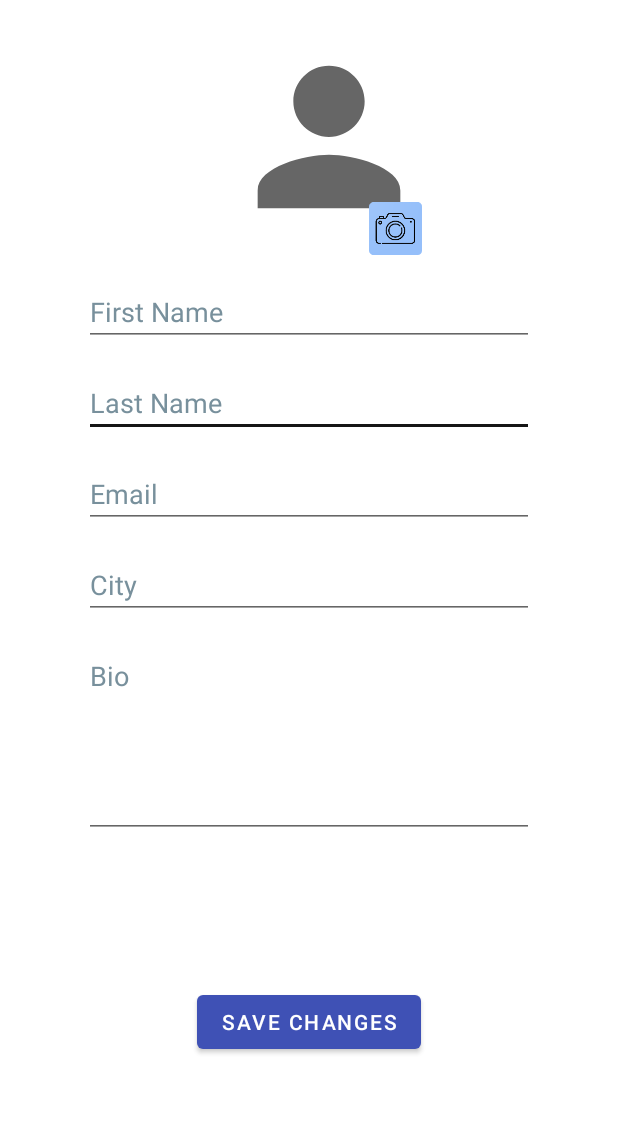
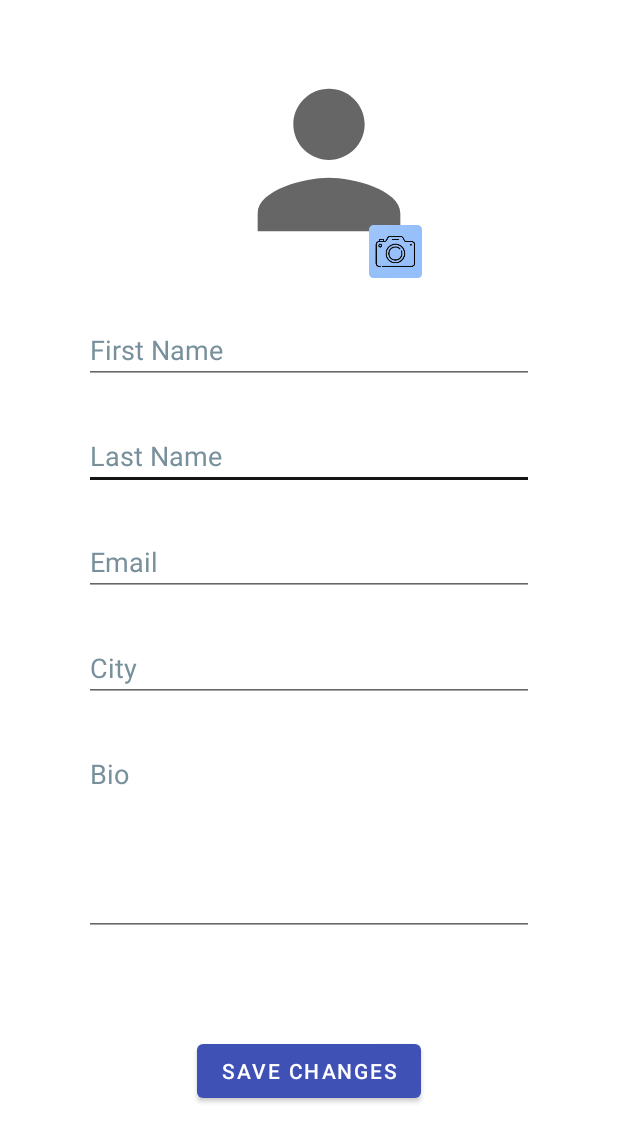
Before and after one commit to EventWithMe/EventWithMe, an Android app: the EditProfileActivity screen opened directly, with no data from a screen before it, on a phone screen of 412 x 824 dp. Shown: the top 1142 px of the screen. Run offline under Robolectric (Android 15) with nearby library versions, the phone set to English and light mode, and no system bars; libraries missing offline, so code that uses them is left out: com.parse; network calls fail; pictures from the network do not load; Roboto replaces fonts that are not available here; 7 statements that could not run were skipped.

```diff
--- a/app/src/main/res/layout/activity_edit_profile.xml
+++ b/app/src/main/res/layout/activity_edit_profile.xml
@@ -11,7 +11,7 @@
         android:id="@+id/editTextLastName"
         android:layout_width="300dp"
         android:layout_height="wrap_content"
-        android:layout_marginTop="15dp"
+        android:layout_marginTop="25dp"
         android:hint="@string/edit_profile_activity_hint_last_name"
         android:importantForAutofill="no"
         android:inputType="textPersonName"
@@ -24,7 +24,7 @@
         android:id="@+id/editTextFirstName"
         android:layout_width="300dp"
         android:layout_height="wrap_content"
-        android:layout_marginTop="15dp"
+        android:layout_marginTop="25dp"
         android:hint="@string/edit_profile_activity_hint_first_name"
         android:importantForAutofill="no"
         android:inputType="textPersonName"
@@ -37,7 +37,7 @@
         android:id="@+id/editTextEmail"
         android:layout_width="300dp"
         android:layout_height="wrap_content"
-        android:layout_marginTop="15dp"
+        android:layout_marginTop="25dp"
         android:hint="@string/edit_profile_activity_hint_email"
         android:importantForAutofill="no"
         android:inputType="textEmailAddress"
@@ -50,7 +50,7 @@
         android:id="@+id/editTextCity"
         android:layout_width="300dp"
         android:layout_height="wrap_content"
-        android:layout_marginTop="15dp"
+        android:layout_marginTop="25dp"
         android:hint="@string/edit_profile_activity_hint_city"
         android:importantForAutofill="no"
         android:inputType="textPersonName"
@@ -73,6 +73,7 @@
         android:id="@+id/editTextBio"
         android:layout_width="300dp"
         android:layout_height="wrap_content"
+        android:layout_marginTop="25dp"
         android:gravity="start|top"
         android:hint="@string/edit_profile_activity_hint_bio"
         android:importantForAutofill="no"
@@ -81,13 +82,13 @@
         android:textColorHint="#78909C"
         app:layout_constraintEnd_toEndOf="parent"
         app:layout_constraintStart_toStartOf="parent"
-        app:layout_constraintTop_toBottomOf="@+id/editTextCity"
-        android:layout_marginTop="15dp" />
+        app:layout_constraintTop_toBottomOf="@+id/editTextCity" />
 
     <RelativeLayout
         android:id="@+id/layoutEditProfilePicture"
         android:layout_width="@dimen/profile_fragment_pfp_width"
         android:layout_height="@dimen/profile_fragment_pfp_height"
+        android:layout_marginTop="15dp"
         app:layout_constraintEnd_toEndOf="parent"
         app:layout_constraintStart_toStartOf="parent"
         app:layout_constraintTop_toTopOf="parent">
```
Also changed, not shown: app/src/main/java/com/example/eventwithus/fragments/RsvpFragment.java (+37 -0 lines), app/src/main/java/com/example/eventwithus/models/EventHelper.java (+21 -0 lines).
